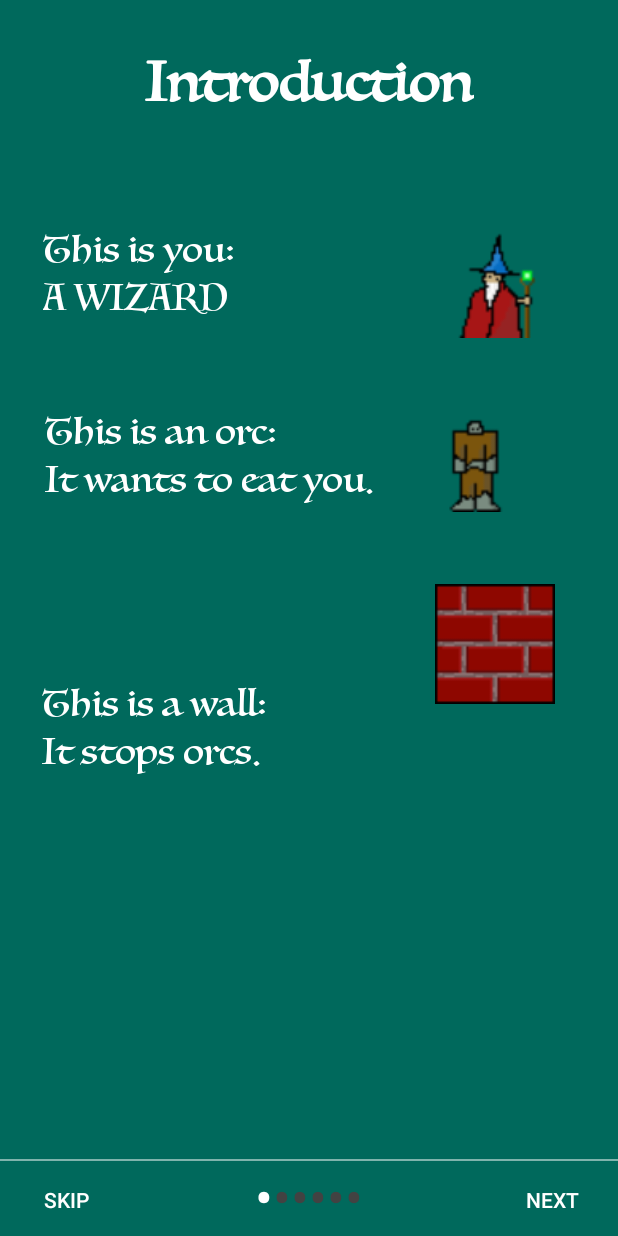
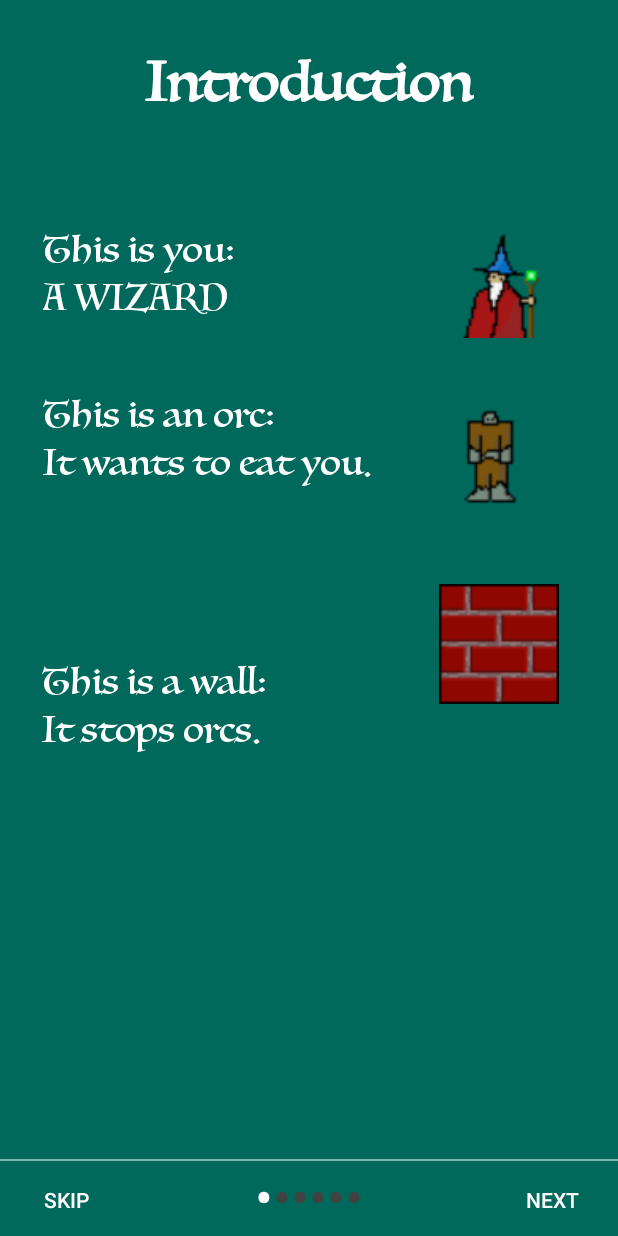
Before and after one commit to dakirk/SwitcherApp, an Android app: the IntroSlides screen opened directly, with no data from a screen before it, on a phone screen of 412 x 824 dp. Run offline under Robolectric (Android 15) with nearby library versions, the phone set to English and light mode, and no system bars.

Commit message:
Changed the orc sprites to make them more easily differentiated

```diff
--- a/app/src/main/res/layout/tutorial_slide_1.xml
+++ b/app/src/main/res/layout/tutorial_slide_1.xml
@@ -25,8 +25,8 @@
 
     <TextView
         android:id="@+id/textView4"
-        android:layout_width="wrap_content"
-        android:layout_height="wrap_content"
+        android:layout_width="226dp"
+        android:layout_height="66dp"
         android:layout_marginEnd="24dp"
         android:layout_marginStart="8dp"
         android:layout_marginTop="60dp"
@@ -35,7 +35,7 @@
         android:textColor="@android:color/background_light"
         android:textSize="24sp"
         app:layout_constraintEnd_toEndOf="parent"
-        app:layout_constraintHorizontal_bias="0.083"
+        app:layout_constraintHorizontal_bias="0.134"
         app:layout_constraintStart_toStartOf="parent"
         app:layout_constraintTop_toBottomOf="@+id/textView2" />
 
@@ -45,20 +45,20 @@
         android:layout_height="wrap_content"
         android:layout_marginEnd="24dp"
         android:layout_marginStart="8dp"
-        android:layout_marginTop="48dp"
+        android:layout_marginTop="44dp"
         android:fontFamily="@font/luminari"
         android:text="@string/orc"
         android:textColor="@android:color/background_light"
         android:textSize="24sp"
         app:layout_constraintEnd_toEndOf="parent"
-        app:layout_constraintHorizontal_bias="0.136"
+        app:layout_constraintHorizontal_bias="0.128"
         app:layout_constraintStart_toStartOf="parent"
         app:layout_constraintTop_toBottomOf="@+id/textView4" />
 
     <TextView
         android:id="@+id/textView6"
-        android:layout_width="wrap_content"
-        android:layout_height="wrap_content"
+        android:layout_width="225dp"
+        android:layout_height="68dp"
         android:layout_marginBottom="8dp"
         android:layout_marginEnd="8dp"
         android:layout_marginStart="8dp"
@@ -69,10 +69,10 @@
         android:textSize="24sp"
         app:layout_constraintBottom_toBottomOf="parent"
         app:layout_constraintEnd_toEndOf="parent"
-        app:layout_constraintHorizontal_bias="0.083"
+        app:layout_constraintHorizontal_bias="0.118"
         app:layout_constraintStart_toStartOf="parent"
         app:layout_constraintTop_toBottomOf="@+id/textView5"
-        app:layout_constraintVertical_bias="0.222" />
+        app:layout_constraintVertical_bias="0.204" />
 
     <ImageView
         android:id="@+id/imageView2"
@@ -83,7 +83,7 @@
         android:layout_marginTop="60dp"
         android:contentDescription="@string/Button"
         app:layout_constraintEnd_toEndOf="parent"
-        app:layout_constraintHorizontal_bias="0.826"
+        app:layout_constraintHorizontal_bias="0.571"
         app:layout_constraintStart_toEndOf="@+id/textView4"
         app:layout_constraintTop_toBottomOf="@+id/textView2"
         app:srcCompat="@drawable/wizard" />
@@ -96,7 +96,7 @@
         android:layout_marginStart="8dp"
         android:layout_marginTop="36dp"
         app:layout_constraintEnd_toEndOf="parent"
-        app:layout_constraintHorizontal_bias="0.382"
+        app:layout_constraintHorizontal_bias="0.558"
         app:layout_constraintStart_toEndOf="@+id/textView5"
         app:layout_constraintTop_toBottomOf="@+id/imageView2"
         app:srcCompat="@drawable/orc" />
@@ -109,7 +109,7 @@
         android:layout_marginStart="8dp"
         android:layout_marginTop="48dp"
         app:layout_constraintEnd_toEndOf="parent"
-        app:layout_constraintHorizontal_bias="0.792"
+        app:layout_constraintHorizontal_bias="0.571"
         app:layout_constraintStart_toEndOf="@+id/textView6"
         app:layout_constraintTop_toBottomOf="@+id/imageView3"
         app:srcCompat="@mipmap/wall" />
--- a/app/src/main/res/layout/tutorial_slide_3.xml
+++ b/app/src/main/res/layout/tutorial_slide_3.xml
@@ -90,7 +90,7 @@
         app:layout_constraintRight_toRightOf="parent"
         app:layout_constraintStart_toStartOf="parent"
         app:layout_constraintTop_toBottomOf="@+id/textView9"
-        app:layout_constraintVertical_bias="1.0" />
+        app:layout_constraintVertical_bias="0.0" />
 
     <ImageView
         android:id="@+id/imageView10"
--- a/app/src/main/res/layout/tutorial_slide_6.xml
+++ b/app/src/main/res/layout/tutorial_slide_6.xml
@@ -154,10 +154,10 @@
         android:contentDescription=""
         app:layout_constraintBottom_toBottomOf="parent"
         app:layout_constraintEnd_toEndOf="parent"
-        app:layout_constraintHorizontal_bias="0.66"
+        app:layout_constraintHorizontal_bias="0.65"
         app:layout_constraintStart_toEndOf="@+id/textView16"
         app:layout_constraintTop_toBottomOf="@+id/imageView4"
-        app:layout_constraintVertical_bias="0.821"
+        app:layout_constraintVertical_bias="0.214"
         app:srcCompat="@mipmap/bomb_large" />
 
 </android.support.constraint.ConstraintLayout>
--- a/app/src/main/res/values/strings.xml
+++ b/app/src/main/res/values/strings.xml
@@ -31,10 +31,10 @@
     <string name="top">Types of Orcs</string>
     <string name="dumb">Dumb Orc\nGets stuck by walls.</string>
     <string name="smart">Smart Orc\nWill find a way\naround walls.</string>
-    <string name="wary">Wary Orc\nWill not go over\n uncovered holes,mines\n and bombs.</string>
+    <string name="wary">Wary Orc\nWill not go over\nuncovered holes,mines\nand bombs.</string>
     <string name="brute">Brute Orc\nWill smash its way\nthrough walls.</string>
     <string name="tut6">Objects</string>
-    <string name="Mine">Small bomb:\nBlows up orcs\non the square.</string>
+    <string name="Mine">Small bomb:\nBlows up orcs\non its tile.</string>
     <string name="Bomb">Large bomb:\nBlows up orcs\nin surrounding tiles.</string>
     <string name="Hole">Hole:\nOrcs fall in and die.</string>
     <string name="CoveredHole">Covered Hole:\nSmart and Wary orcs\ncannot see a covered hole.\nBecomes uncovered\nonce discovered.</string>
```
Also changed, not shown: app/src/main/res/layout/tutorial_slide_5.xml (+17 -17 lines), app/src/main/res/drawable/orc.png, app/src/main/res/drawable/orc_brute.png, app/src/main/res/drawable/orc_smart.png, app/src/main/res/drawable/orc_wary.png, app/src/main/res/mipmap-hdpi/orc.png (added), app/src/main/res/mipmap-hdpi/orc_brute.png (added), app/src/main/res/mipmap-hdpi/orc_smart.png (added), app/src/main/res/mipmap-hdpi/orc_wary.png (added), app/src/main/res/mipmap-hdpi/wizard.png (added).
